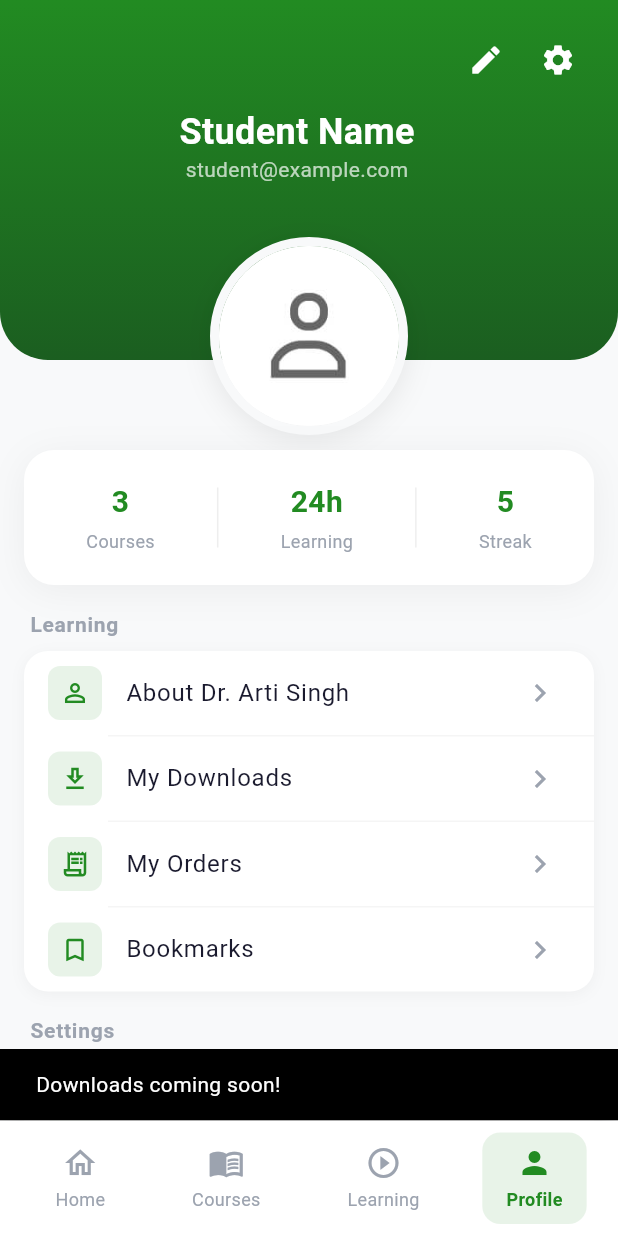
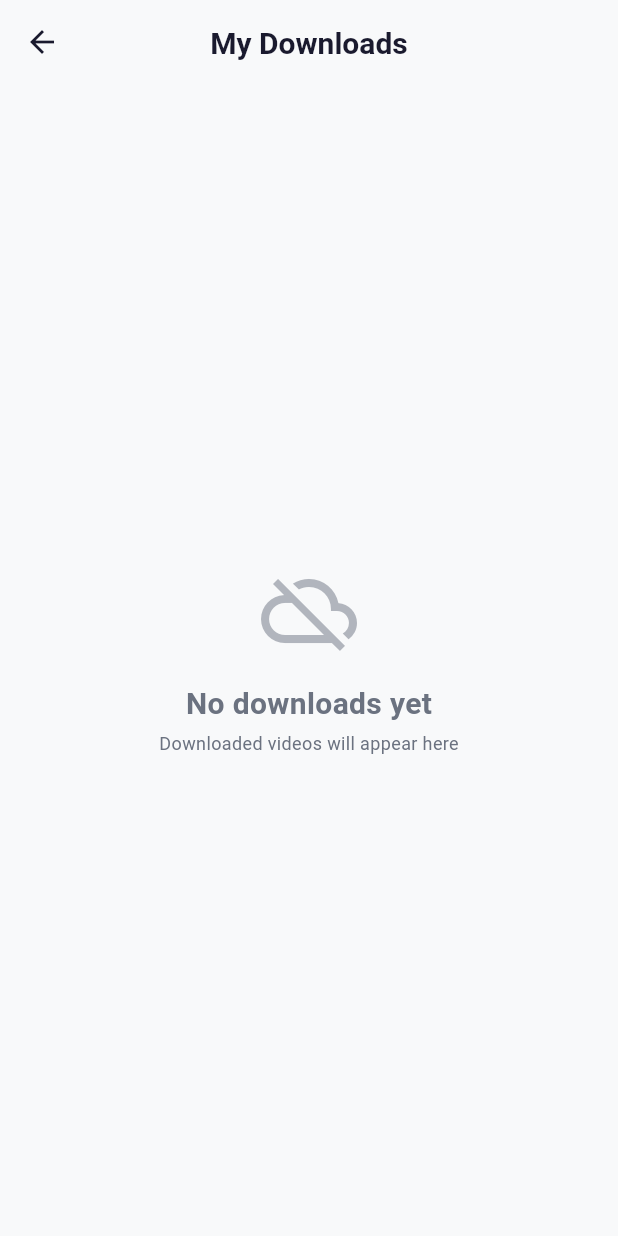
Before and after one commit to sona2015harsh-beep/Ayureva-Arti, a Flutter app: the ProfileScreen screen opened by its route, after a tap on "My Downloads", on a phone screen of 412 x 824 dp. Run offline on Flutter 3.47's test engine with Material 3 defaults, Android fonts, the phone set to English and light mode, and no system bars; our stand-ins replace animate_do, dio, flutter_dotenv, flutter_secure_storage, go_router, permission_handler and 3 more; missing offline and left inert: flutter_downloader, razorpay_flutter; accounts and stored records are empty.

Commit message:
feat(mobile): Add My Downloads screen and navigation

```diff
--- a/mobile/lib/core/services/download_service.dart
+++ b/mobile/lib/core/services/download_service.dart
@@ -74,4 +74,12 @@ class DownloadService {
   static Future<void> openFile(String taskId) async {
     await FlutterDownloader.open(taskId: taskId);
   }
+
+  static Future<List<DownloadTask>?> getDownloadedTasks() async {
+    return await FlutterDownloader.loadTasks();
+  }
+
+  static Future<void> removeTask(String taskId) async {
+    await FlutterDownloader.remove(taskId: taskId, shouldDeleteContent: true);
+  }
 }
--- /dev/null
+++ b/mobile/lib/features/downloads/screens/my_downloads_screen.dart
@@ -0,0 +1,179 @@
+import 'package:flutter/material.dart';
+import 'package:flutter_downloader/flutter_downloader.dart';
+import '../../../core/theme/app_theme.dart';
+import '../../../core/services/download_service.dart';
+import 'package:animate_do/animate_do.dart';
+
+class MyDownloadsScreen extends StatefulWidget {
+  const MyDownloadsScreen({super.key});
+
+  @override
+  State<MyDownloadsScreen> createState() => _MyDownloadsScreenState();
+}
+
+class _MyDownloadsScreenState extends State<MyDownloadsScreen> {
+  List<DownloadTask> _tasks = [];
+  bool _isLoading = true;
+
+  @override
+  void initState() {
+    super.initState();
+    _loadTasks();
+  }
+
+  Future<void> _loadTasks() async {
+    setState(() => _isLoading = true);
+    final tasks = await DownloadService.getDownloadedTasks();
+    if (mounted) {
+      setState(() {
+        _tasks = tasks ?? [];
+        _isLoading = false;
+      });
+    }
+  }
+
+  Future<void> _openTask(DownloadTask task) async {
+    if (task.status == DownloadTaskStatus.complete) {
+      await DownloadService.openFile(task.taskId);
+    } else if (task.status == DownloadTaskStatus.failed) {
+      // Retry logic could go here, for now just show error
+      ScaffoldMessenger.of(context).showSnackBar(
+        const SnackBar(content: Text('Download failed. Please try again.')),
+      );
+    }
+  }
+
+  Future<void> _deleteTask(DownloadTask task) async {
+    await DownloadService.removeTask(task.taskId);
+    _loadTasks();
+  }
+
+  @override
+  Widget build(BuildContext context) {
+    return Scaffold(
+      backgroundColor: AppColors.background,
+      appBar: AppBar(
+        title: const Text('My Downloads'),
+        backgroundColor: Colors.transparent,
+        elevation: 0,
+        centerTitle: true,
+        titleTextStyle: AppTypography.h3.copyWith(color: AppColors.textPrimary),
+        iconTheme: const IconThemeData(color: AppColors.textPrimary),
+      ),
+      body: _isLoading
+          ? const Center(child: CircularProgressIndicator(color: AppColors.primary))
+          : RefreshIndicator(
+              onRefresh: _loadTasks,
+              color: AppColors.primary,
+              child: _tasks.isEmpty
+                  ? _buildEmptyState()
+                  : ListView.builder(
+                      padding: const EdgeInsets.all(AppSpacing.md),
+                      itemCount: _tasks.length,
+                      itemBuilder: (context, index) {
+                        final task = _tasks[index];
+                        return FadeInUp(
+                          delay: Duration(milliseconds: 50 * index),
+                          child: _buildDownloadItem(task),
+                        );
+                      },
+                    ),
+            ),
+    );
+  }
+
+  Widget _buildEmptyState() {
+    return Center(
+      child: Column(
+        mainAxisAlignment: MainAxisAlignment.center,
+        children: [
+          Icon(Icons.cloud_off, size: 64, color: AppColors.textSecondary.withOpacity(0.5)),
+          const SizedBox(height: AppSpacing.md),
+          Text(
+            'No downloads yet',
+            style: AppTypography.h3.copyWith(color: AppColors.textSecondary),
+          ),
+          const SizedBox(height: AppSpacing.xs),
+          Text(
+            'Downloaded videos will appear here',
+            style: AppTypography.bodySmall.copyWith(color: AppColors.textSecondary),
+          ),
+        ],
+      ),
+    );
+  }
+
+  Widget _buildDownloadItem(DownloadTask task) {
+    IconData icon;
+    Color color;
+    String statusText;
+
+    switch (task.status) {
+      case DownloadTaskStatus.complete:
+        icon = Icons.play_circle_fill;
+        color = AppColors.success;
+        statusText = 'Ready to play';
+        break;
+      case DownloadTaskStatus.running:
+        icon = Icons.downloading;
+        color = AppColors.primary;
+        statusText = 'Downloading... ${task.progress}%';
+        break;
+      case DownloadTaskStatus.failed:
+        icon = Icons.error;
+        color = AppColors.error;
+        statusText = 'Failed';
+        break;
+      case DownloadTaskStatus.paused:
+        icon = Icons.pause_circle;
+        color = Colors.orange;
+        statusText = 'Paused';
+        break;
+      default:
+        icon = Icons.schedule;
+        color = Colors.grey;
+        statusText = 'Pending';
+    }
+
+    return Container(
+      margin: const EdgeInsets.only(bottom: AppSpacing.sm),
+      decoration: BoxDecoration(
+        color: Colors.white,
+        borderRadius: BorderRadius.circular(AppRadius.md),
+        boxShadow: [AppShadows.small],
+      ),
+      child: ListTile(
+        contentPadding: const EdgeInsets.symmetric(horizontal: 16, vertical: 8),
+        leading: Icon(icon, color: color, size: 32),
+        title: Text(
+          task.filename ?? 'Unknown File',
+          style: AppTypography.bodyLarge.copyWith(fontWeight: FontWeight.bold),
+          maxLines: 1,
+          overflow: TextOverflow.ellipsis,
+        ),
+        subtitle: Column(
+          crossAxisAlignment: CrossAxisAlignment.start,
+          children: [
+            Text(statusText, style: AppTypography.bodySmall.copyWith(color: color)),
+            if (task.status == DownloadTaskStatus.running)
+              Padding(
+                padding: const EdgeInsets.only(top: 4),
+                child: LinearProgressIndicator(
+                  value: task.progress / 100,
+                  backgroundColor: AppColors.surfaceVariant,
+                  valueColor: const AlwaysStoppedAnimation(AppColors.primary),
+                  minHeight: 4,
+                  borderRadius: BorderRadius.circular(2),
+                ),
+              ),
+          ],
+        ),
+        trailing: IconButton(
+          icon: const Icon(Icons.delete_outline, color: Colors.grey),
+          onPressed: () => _deleteTask(task),
+        ),
+        onTap: () => _openTask(task),
+      ),
+    );
+  }
+}
--- a/mobile/lib/features/profile/screens/profile_screen.dart
+++ b/mobile/lib/features/profile/screens/profile_screen.dart
@@ -156,7 +156,7 @@ class ProfileScreen extends StatelessWidget {
                       _MenuItem(
                         icon: Icons.download_outlined,
                         title: 'My Downloads',
-                        onTap: () => ScaffoldMessenger.of(context).showSnackBar(const SnackBar(content: Text('Downloads coming soon!'))),
+                        onTap: () => context.push('/downloads'),
                       ),
                       _MenuItem(
                         icon: Icons.receipt_long_outlined,
--- a/mobile/lib/routes/app_router.dart
+++ b/mobile/lib/routes/app_router.dart
@@ -17,6 +17,7 @@ import '../features/quiz/screens/quiz_screen.dart';
 import '../features/live_class/screens/live_classes_screen.dart';
 import '../features/live_class/screens/jitsi_meeting_screen.dart';
 import '../features/notifications/screens/notifications_screen.dart';
+import '../features/downloads/screens/my_downloads_screen.dart';
 
 class AppRouter {
   static final router = GoRouter(
@@ -144,6 +145,12 @@ class AppRouter {
         path: '/about-instructor',
         builder: (context, state) => const AboutInstructorScreen(),
       ),
+
+      // Downloads
+      GoRoute(
+        path: '/downloads',
+        builder: (context, state) => const MyDownloadsScreen(),
+      ),
     ],
   );
 }
```
